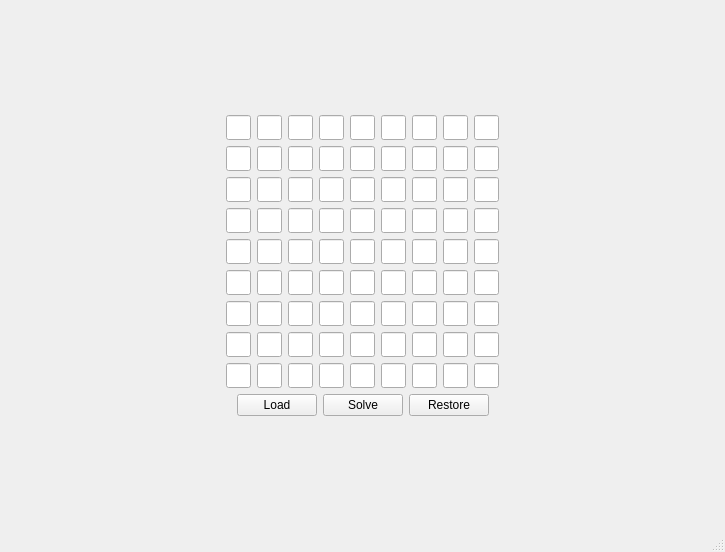
First picture: the form in mainwindow.ui, repository Kiria-F/sudoku-solver, before the edit.
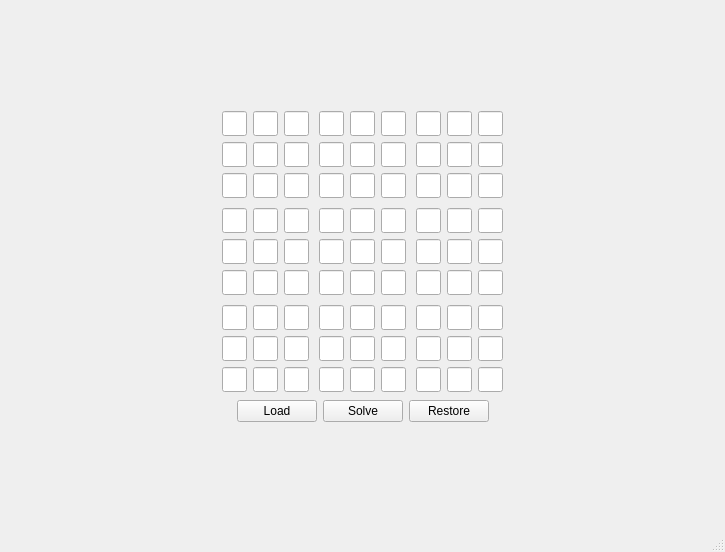
Second picture: the form after the edit.

Commit message: field margins

What changed in the file:
```diff
--- a/mainwindow.ui
+++ b/mainwindow.ui
@@ -40,6 +40,18 @@
        <layout class="QGridLayout" name="gridLayout_main">
         <item row="1" column="3">
          <layout class="QGridLayout" name="gridLayout_1_1">
+          <property name="leftMargin">
+           <number>2</number>
+          </property>
+          <property name="topMargin">
+           <number>2</number>
+          </property>
+          <property name="rightMargin">
+           <number>2</number>
+          </property>
+          <property name="bottomMargin">
+           <number>2</number>
+          </property>
           <item row="0" column="0">
            <widget class="QLineEdit" name="lineEdit_3_3">
             <property name="sizePolicy">
@@ -251,6 +263,18 @@
         </item>
         <item row="0" column="3">
          <layout class="QGridLayout" name="gridLayout_0_1">
+          <property name="leftMargin">
+           <number>2</number>
+          </property>
+          <property name="topMargin">
+           <number>2</number>
+          </property>
+          <property name="rightMargin">
+           <number>2</number>
+          </property>
+          <property name="bottomMargin">
+           <number>2</number>
+          </property>
           <item row="0" column="0">
            <widget class="QLineEdit" name="lineEdit_0_3">
             <property name="sizePolicy">
@@ -462,6 +486,18 @@
         </item>
         <item row="0" column="4">
          <layout class="QGridLayout" name="gridLayout_0_2">
+          <property name="leftMargin">
+           <number>2</number>
+          </property>
+          <property name="topMargin">
+           <number>2</number>
+          </property>
+          <property name="rightMargin">
+           <number>2</number>
+          </property>
+          <property name="bottomMargin">
+           <number>2</number>
+          </property>
           <item row="0" column="0">
            <widget class="QLineEdit" name="lineEdit_0_6">
             <property name="sizePolicy">
@@ -686,6 +722,18 @@
         </item>
         <item row="1" column="4">
          <layout class="QGridLayout" name="gridLayout_1_2">
+          <property name="leftMargin">
+           <number>2</number>
+          </property>
+          <property name="topMargin">
+           <number>2</number>
+          </property>
+          <property name="rightMargin">
+           <number>2</number>
+          </property>
+          <property name="bottomMargin">
+           <number>2</number>
+          </property>
           <item row="0" column="0">
            <widget class="QLineEdit" name="lineEdit_3_6">
             <property name="sizePolicy">
@@ -897,6 +945,18 @@
         </item>
         <item row="0" column="2">
          <layout class="QGridLayout" name="gridLayout_0_0">
+          <property name="leftMargin">
+           <number>2</number>
+          </property>
+          <property name="topMargin">
+           <number>2</number>
+          </property>
+          <property name="rightMargin">
+           <number>2</number>
+          </property>
+          <property name="bottomMargin">
+           <number>2</number>
+          </property>
           <item row="0" column="0">
            <widget class="QLineEdit" name="lineEdit_0_0">
             <property name="sizePolicy">
@@ -1108,6 +1168,18 @@
         </item>
         <item row="1" column="2">
          <layout class="QGridLayout" name="gridLayout_1_0">
+          <property name="leftMargin">
+           <number>2</number>
+          </property>
+          <property name="topMargin">
+           <number>2</number>
+          </property>
+          <property name="rightMargin">
+           <number>2</number>
+          </property>
+          <property name="bottomMargin">
+           <number>2</number>
+          </property>
           <item row="0" column="0">
            <widget class="QLineEdit" name="lineEdit_3_0">
             <property name="sizePolicy">
@@ -1319,6 +1391,18 @@
         </item>
         <item row="2" column="4">
          <layout class="QGridLayout" name="gridLayout_2_2">
+          <property name="leftMargin">
+           <number>2</number>
+          </property>
+          <property name="topMargin">
+           <number>2</number>
+          </property>
+          <property name="rightMargin">
+           <number>2</number>
+          </property>
+          <property name="bottomMargin">
+           <number>2</number>
+          </property>
           <item row="0" column="0">
            <widget class="QLineEdit" name="lineEdit_6_6">
             <property name="sizePolicy">
@@ -1530,6 +1614,18 @@
         </item>
         <item row="2" column="2">
          <layout class="QGridLayout" name="gridLayout_2_0">
+          <property name="leftMargin">
+           <number>2</number>
+          </property>
+          <property name="topMargin">
+           <number>2</number>
+          </property>
+          <property name="rightMargin">
+           <number>2</number>
+          </property>
+          <property name="bottomMargin">
+           <number>2</number>
+          </property>
           <item row="0" column="0">
            <widget class="QLineEdit" name="lineEdit_6_0">
             <property name="sizePolicy">
@@ -1741,6 +1837,18 @@
         </item>
         <item row="2" column="3">
          <layout class="QGridLayout" name="gridLayout_2_1">
+          <property name="leftMargin">
+           <number>2</number>
+          </property>
+          <property name="topMargin">
+           <number>2</number>
+          </property>
+          <property name="rightMargin">
+           <number>2</number>
+          </property>
+          <property name="bottomMargin">
+           <number>2</number>
+          </property>
           <item row="0" column="0">
            <widget class="QLineEdit" name="lineEdit_6_3">
             <property name="sizePolicy">
```
